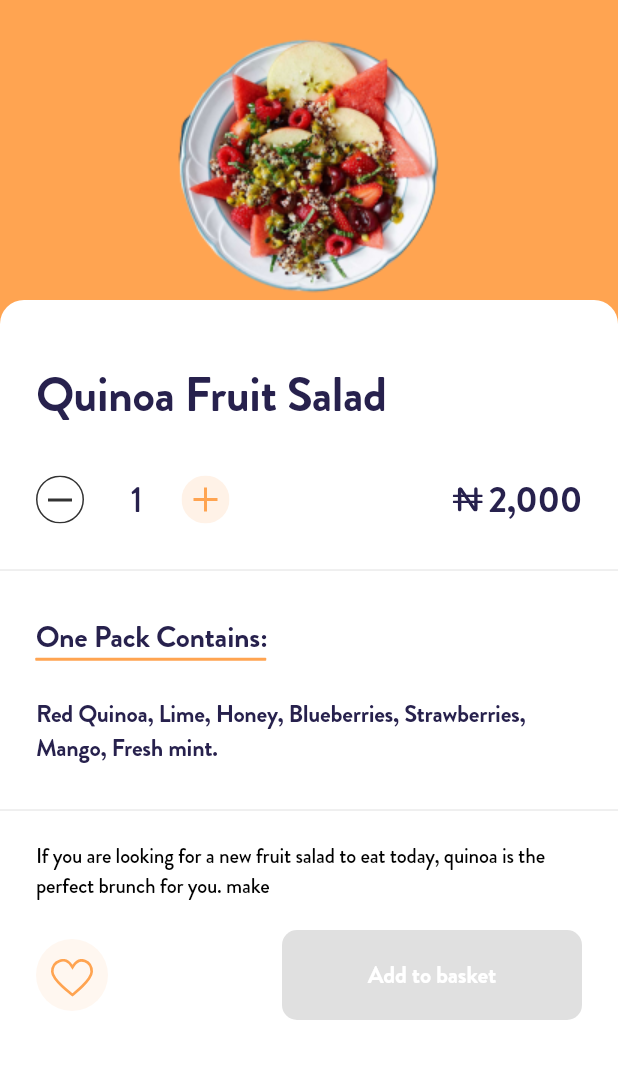
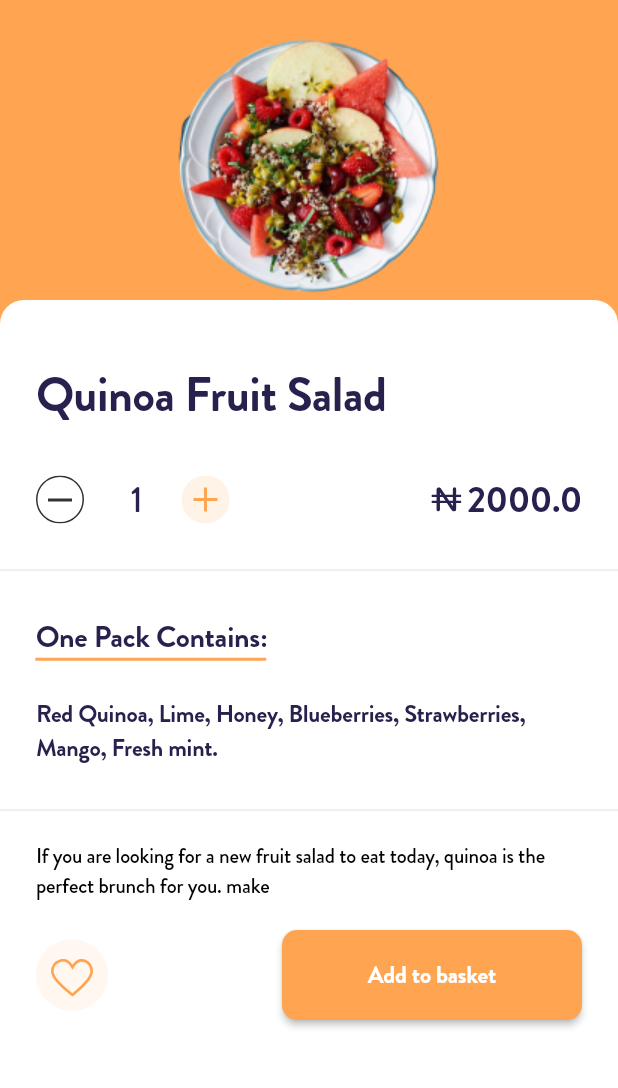
Before and after one commit to Sanjarbek17/e-commerce-mobile-app, a Flutter app: the ProductScreen screen opened by its route, on a phone screen of 412 x 824 dp, the part 99-1187 px from its top. Run offline on Flutter 3.47's test engine with Material 2 defaults, Android fonts, the phone set to English and light mode, and no system bars; our stand-ins replace flutter_svg; network calls fail.

Commit message:
api added to baske provider

```diff
--- a/lib/main.dart
+++ b/lib/main.dart
@@ -1,3 +1,4 @@
+import 'package:e_commerce_mobile_app/providers/basket_provider.dart';
 import 'package:e_commerce_mobile_app/providers/index_provider.dart';
 import 'package:e_commerce_mobile_app/providers/name_provider.dart';
 import 'package:e_commerce_mobile_app/route.dart';
@@ -20,6 +21,9 @@ class App extends StatelessWidget {
         ),
         Provider(
           create: (context) => NameProvider(),
+        ),
+        Provider(
+          create: (context) => BasketProvider(),
         ),
       ],
       child: MaterialApp(
--- /dev/null
+++ b/lib/models/basket_model.dart
@@ -0,0 +1,47 @@
+class BasketModel {
+  final int id;
+  final String title;
+  final int quantity;
+  final int price;
+  final int total;
+  final String imgPath;
+/*
+"id": 59,
+"title": "Spring and summershoes",
+"price": 20,
+"quantity": 3,
+"total": 60,
+"discountPercentage": 8.71,
+"discountedPrice": 55
+*/
+  BasketModel({
+    required this.id,
+    required this.title,
+    required this.quantity,
+    required this.price,
+    required this.total,
+    required this.imgPath,
+  });
+
+  factory BasketModel.fromJson(Map<String, dynamic> json) {
+    return BasketModel(
+      id: json['id'],
+      title: json['title'],
+      quantity: json['quantity'],
+      price: json['price'],
+      total: json['total'],
+      imgPath: json['imgPath'],
+    );
+  }
+
+  Map<String, dynamic> toJson() {
+    return {
+      'id': id,
+      'title': title,
+      'quantity': quantity,
+      'price': price,
+      'total': total,
+      'imgPath': imgPath,
+    };
+  }
+}
--- a/lib/screens/product_screen.dart
+++ b/lib/screens/product_screen.dart
@@ -7,8 +7,17 @@ import '../widgets/custom_back_button.dart';
 import '../widgets/sum_show.dart';
 import '../widgets/yellow_button.dart';
 
-class ProductScreen extends StatelessWidget {
+class ProductScreen extends StatefulWidget {
   const ProductScreen({super.key});
+
+  @override
+  State<ProductScreen> createState() => _ProductScreenState();
+}
+
+class _ProductScreenState extends State<ProductScreen> {
+  int count = 1;
+  double price = 2000;
+  bool isFavorite = false;
 
   @override
   Widget build(BuildContext context) {
@@ -52,22 +61,33 @@ class ProductScreen extends StatelessWidget {
                                 Row(
                                   mainAxisSize: MainAxisSize.min,
                                   children: [
-                                    SvgPicture.asset('assets/svg/minus.svg'),
-                                    const Padding(
-                                      padding: EdgeInsets.only(left: 20, right: 15),
-                                      child: SizedBox(
-                                          width: 30,
-                                          // TODO: Replace with a custom varaible
-                                          child: Text('1', textAlign: TextAlign.center, style: TextStyle(color: Color(0xFF27214D), fontSize: 24, fontFamily: 'Brandon Grotesque', fontWeight: FontWeight.w400, letterSpacing: -0.24))),
+                                    InkWell(
+                                        onTap: () {
+                                          setState(() {
+                                            if (count > 1) {
+                                              count--;
+                                            }
+                                          });
+                                        },
+                                        child: SvgPicture.asset('assets/svg/minus.svg')),
+                                    Padding(
+                                      padding: const EdgeInsets.only(left: 20, right: 15),
+                                      child: SizedBox(width: 30, child: Text(count.toString(), textAlign: TextAlign.center, style: const TextStyle(color: Color(0xFF27214D), fontSize: 24, fontFamily: 'Brandon Grotesque', fontWeight: FontWeight.w400, letterSpacing: -0.24))),
                                     ),
-                                    SvgPicture.asset('assets/svg/pluss.svg'),
+                                    InkWell(
+                                        onTap: () {
+                                          setState(() {
+                                            count++;
+                                          });
+                                        },
+                                        child: SvgPicture.asset('assets/svg/pluss.svg')),
                                   ],
                                 ),
-                                const SumShow(
+                                SumShow(
                                   iconColor: Color(0xFF27214D),
                                   iconHeight: 20,
                                   iconWidth: 20,
-                                  text: Text('2,000', style: TextStyle(color: Color(0xFF27214D), fontSize: 24, fontFamily: 'Brandon Grotesque', fontWeight: FontWeight.w500, letterSpacing: -0.24)),
+                                  text: Text((price * count).toString(), style: TextStyle(color: Color(0xFF27214D), fontSize: 24, fontFamily: 'Brandon Grotesque', fontWeight: FontWeight.w500, letterSpacing: -0.24)),
                                 ),
                               ],
                             ),
@@ -123,7 +143,15 @@ class ProductScreen extends StatelessWidget {
                                   child: SvgPicture.asset('assets/svg/heart.svg', fit: BoxFit.contain),
                                 ),
                               ),
-                              const YellowButton(name: 'Add to basket'),
+                              YellowButton(
+                                name: 'Add to basket',
+                                onPressed: () {
+                                  // Provider.of<BasketProvider>(context, listen: false).addToBasket(BasketModel(
+                                  //   quantity: count,
+                                  //   price: (count * price).toInt(),
+                                  // ));
+                                },
+                              ),
                             ],
                           )
                         ],
--- a/pubspec.yaml
+++ b/pubspec.yaml
@@ -37,6 +37,7 @@ dependencies:
   cupertino_icons: ^1.0.2
   flutter_svg: ^2.0.7
   provider: ^6.0.5
+  http: ^1.1.0
 
 dev_dependencies:
   flutter_test:
```
Also changed, not shown: lib/providers/basket_provider.dart (added, +35 -0 lines), lib/screens/cart_screen.dart (+30 -14 lines), pubspec.lock.
